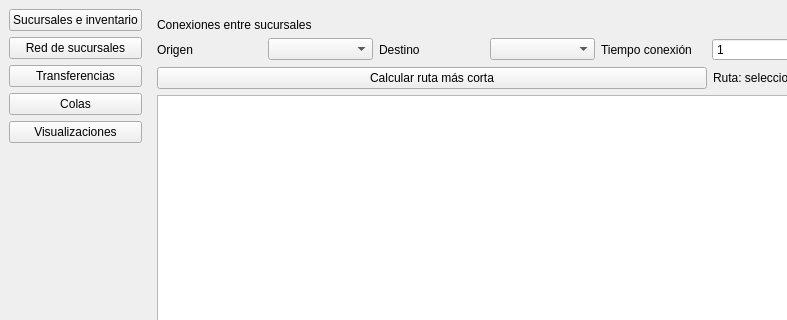
CarlosL62/supermarket-inventory-system, file app/gui/main_window.ui: the form before one commit; both pictures show x 0 to 787 and y 0 to 320 of the 1280 by 820 pixel window.
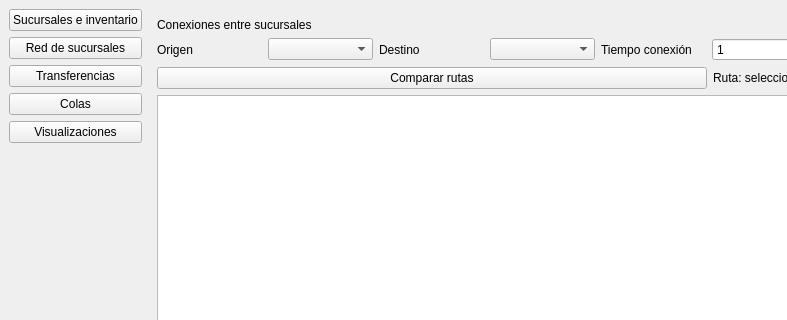
The form after the commit. The open tabs and pages were chosen to show the change.

What changed in the file:
```diff
--- a/app/gui/main_window.ui
+++ b/app/gui/main_window.ui
@@ -305,7 +305,7 @@
             <item>
              <widget class="QPushButton" name="btnCalculateShortestPath">
               <property name="text">
-               <string>Calcular ruta más corta</string>
+               <string>Comparar rutas</string>
               </property>
              </widget>
             </item>
```
